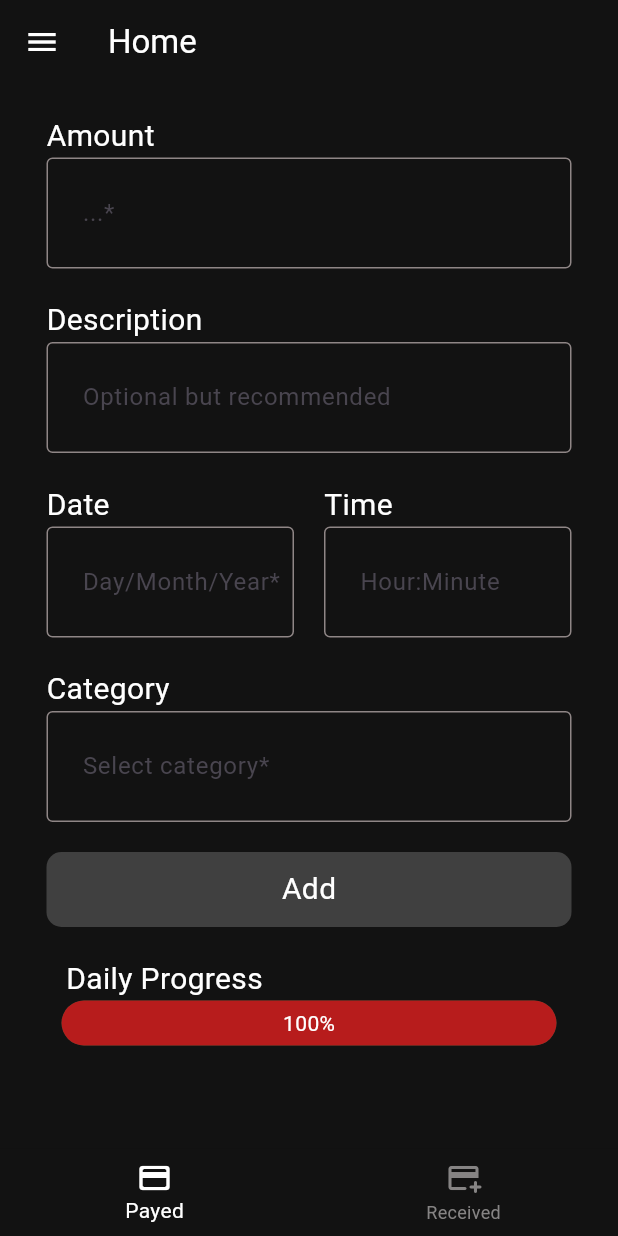
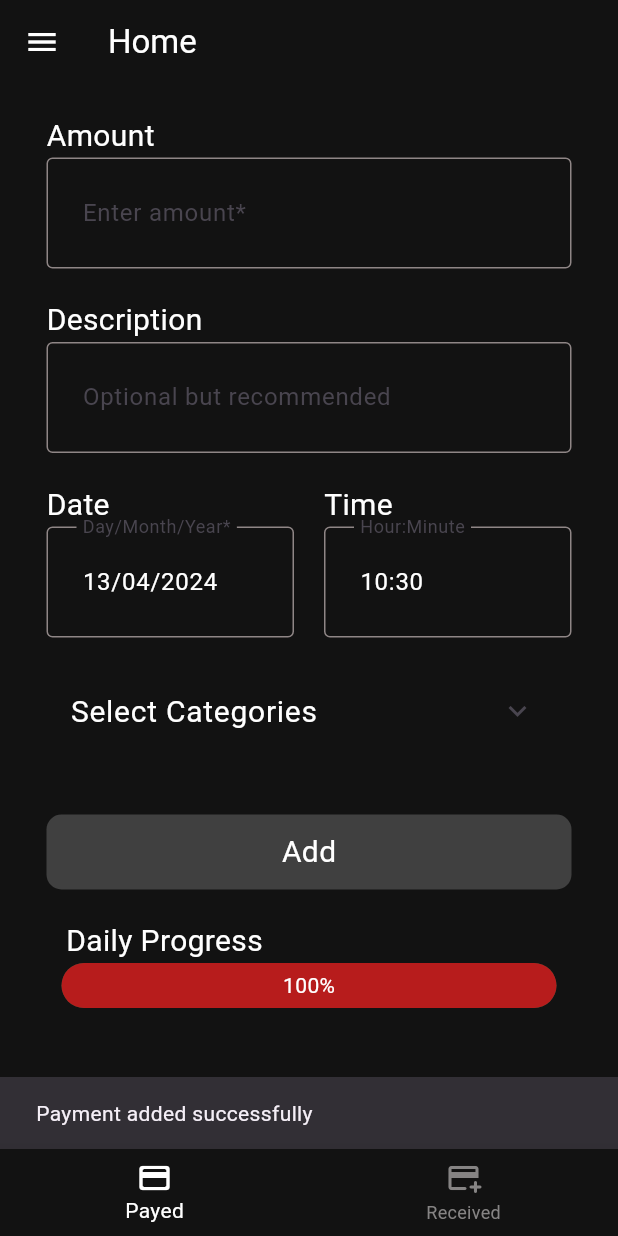
Before and after one commit to PioBasile/Lira, a Flutter app: the screen it shows once a user with an empty profile is signed in, after a tap on "Add", on a phone screen of 412 x 824 dp. Run offline on Flutter 3.47's test engine with Material 3 defaults, Android fonts, the phone set to English and light mode, and no system bars; drawn by our look-alikes of percent_indicator; our stand-ins replace cloud_firestore, firebase_auth, firebase_core, pie_chart, table_calendar; accounts and stored records are empty.

Commit message:
db start + changed a lot in payed page

```diff
--- a/lib/main.dart
+++ b/lib/main.dart
@@ -27,19 +27,25 @@ class MyApp extends StatelessWidget {
       home: const AuthGate(),
       routes: {
         '/home': (context) =>  const Home(),
+
         '/register': (context) => Register(
             onTap: () {
               Navigator.pushNamed(context, '/home');
             }
         ),
-        '/addpage': (context) => Payed(),
+
+        '/addpage': (context) => const Payed(),
+
         '/login': (context) => Login(
             onTap: () {
               Navigator.pushNamed(context, '/register');
             }
         ),
+
         '/calendar': (context) => const Calendar(),
+
         '/profile': (context) => const Profile(),
+
         '/graph': (context) => Graph(),
       },
     );
--- a/lib/pages/home.dart
+++ b/lib/pages/home.dart
@@ -14,7 +14,7 @@ class Home extends StatefulWidget {
 
 class _HomeState extends State<Home> {
   final List _pages = [
-    Payed(),
+    const Payed(),
     Received()
   ];
 
@@ -54,7 +54,6 @@ class _HomeState extends State<Home> {
               ),
             ),
             backgroundColor: const Color.fromARGB(255, 18, 18, 18),
-            elevation: 0,
             iconTheme: const IconThemeData(color: Colors.white),
           ),
 
--- a/lib/pages/payed.dart
+++ b/lib/pages/payed.dart
@@ -1,17 +1,82 @@
 import 'package:flutter/material.dart';
+// ignore: depend_on_referenced_packages
+import 'package:intl/intl.dart';
 import 'package:percent_indicator/linear_percent_indicator.dart';
 import 'package:test/components/buttonbox.dart';
 import 'package:test/components/inputbox.dart';
-import 'package:percent_indicator/percent_indicator.dart';
+import 'package:test/services/database/firestore.dart';
 
-class Payed extends StatelessWidget {
+class Payed extends StatefulWidget {
+  const Payed({super.key});
+
+  @override
+  State<Payed> createState() => _PayedState();
+}
+
+class _PayedState extends State<Payed> {
   final TextEditingController amountController = TextEditingController();
+
   final TextEditingController dateController = TextEditingController();
+
   final TextEditingController timeController = TextEditingController();
+
   final TextEditingController descriptionController = TextEditingController();
+
   final TextEditingController categoryController = TextEditingController();
 
-  Payed({super.key});
+  List<Map<String, dynamic>> categories = [
+    {'name': 'Home', 'isChecked': false},
+    {'name': 'Supermarket', 'isChecked': false},
+    {'name': 'Health', 'isChecked': false},
+    {'name': 'Education', 'isChecked': false},
+    {'name': 'Entertainment', 'isChecked': false},
+    {'name': 'Transport', 'isChecked': false},
+    {'name': 'Clothing', 'isChecked': false},
+    {'name': 'Restaurant', 'isChecked': false},
+  ];
+
+  void _addPayment(BuildContext context) async {
+    double amount = double.tryParse(amountController.text) ?? 0.0;
+
+    String description = descriptionController.text;
+
+    List<String> categories = [categoryController.text];
+
+    DateTime date = DateFormat('dd/MM/yyyy').parse(dateController.text);
+
+    TimeOfDay time = TimeOfDay(
+        hour: int.parse(timeController.text.split(':')[0]),
+        minute: int.parse(timeController.text.split(':')[1]));
+
+    DateTime dateTime =
+        DateTime(date.year, date.month, date.day, time.hour, time.minute);
+
+    FireStoreService service = FireStoreService();
+    await service.updateOrCreateTransaction(
+        amount, description, dateTime, categories, true);
+
+    // ignore: use_build_context_synchronously
+    ScaffoldMessenger.of(context).showSnackBar(
+        const SnackBar(content: Text('Payment added successfully')));
+  }
+
+  @override
+  void initState() {
+    super.initState();
+    // Initialise les contrôleurs avec la date et l'heure actuelles
+    dateController.text = DateFormat('dd/MM/yyyy').format(DateTime.now());
+    timeController.text = DateFormat('HH:mm').format(DateTime.now());
+  }
+
+  @override
+  void dispose() {
+    amountController.dispose();
+    dateController.dispose();
+    timeController.dispose();
+    descriptionController.dispose();
+    categoryController.dispose();
+    super.dispose();
+  }
 
   @override
   Widget build(BuildContext context) {
@@ -25,31 +90,22 @@ class Payed extends StatelessWidget {
             children: [
               const SizedBox(height: 20),
               const Text('Amount',
-                  style: TextStyle(
-                    color: Colors.white,
-                    fontSize: 20,
-                  )),
-
+                  style: TextStyle(color: Colors.white, fontSize: 20)),
               InputBox(
                   controller: amountController,
-                hintText: '...',
+                  hintText: 'Enter amount',
                   obscureText: false,
                   obligatory: true,
-                keyboardType: 'number',
-              ),
+                  keyboardType: "text"),
               const SizedBox(height: 20),
               const Text('Description',
-                  style: TextStyle(
-                    color: Colors.white,
-                    fontSize: 20,
-                  )),
+                  style: TextStyle(color: Colors.white, fontSize: 20)),
               InputBox(
                   controller: descriptionController,
                   hintText: 'Optional but recommended',
                   obscureText: false,
                   obligatory: false,
-                keyboardType: 'text',
-              ),
+                  keyboardType: "text"),
               const SizedBox(height: 20),
               Row(
                 children: [
@@ -91,33 +147,49 @@ class Payed extends StatelessWidget {
                 ],
               ),
               const SizedBox(height: 20),
-              const Text('Category',
-                  style: TextStyle(
-                    color: Colors.white,
-                    fontSize: 20,
-                  )),
-              InputBox(
-                controller: categoryController,
-                hintText: 'Select category',
-                obscureText: false,
-                obligatory: true,
+              ExpansionTile(
+              title: const Text('Select Categories', style: TextStyle(color: Colors.white, fontSize: 20)),
+              // ignore: sort_child_properties_last
+              children: [
+                ConstrainedBox(
+                  constraints: const BoxConstraints(
+                    maxHeight: 200, // Limit height for scrollable area
                   ),
+                  child: SingleChildScrollView(
+                    child: Column(
+                      children: categories.map((category) {
+                        return CheckboxListTile(
+                          title: Text(category['name'], style: const TextStyle(color: Colors.white)),
+                          checkColor: Colors.black,
+                          activeColor: Colors.white,
+                          value: category['isChecked'],
+                          onChanged: (bool? value) {
+                            setState(() {
+                              category['isChecked'] = value!;
+                            });
+                          },
+                        );
+                      }).toList(),
+                    ),
+                  ),
+                ),
+                ],
+              backgroundColor: const Color.fromARGB(255, 18, 18, 18),
+              iconColor: Colors.white,
+              textColor: Colors.white,
+            ),
+            const SizedBox(height: 20),
 
               const SizedBox(height: 20),
-
               Center(
-                child : ButtonBox(
-                text: "Add",
-                onTap: () {},
-                )
+                child:
+                    ButtonBox(text: "Add", onTap: () => _addPayment(context)),
               ),
-
               const SizedBox(height: 20),
               const Padding(
-                padding:  EdgeInsets.only(left: 13.0),
-                child:  Text('Daily Progress',
-                    style: TextStyle(color: Colors.white, fontSize: 20)),
-              ),
+                  padding: EdgeInsets.only(left: 13.0),
+                  child: Text('Daily Progress',
+                      style: TextStyle(color: Colors.white, fontSize: 20))),
               LinearPercentIndicator(
                 width: 350.0,
                 percent: 1.0,
@@ -129,9 +201,9 @@ class Payed extends StatelessWidget {
                 barRadius: const Radius.circular(15),
               )
             ],
+          )
         ),
-        ),
-      ),
+      )
     );
   }
 }
--- /dev/null
+++ b/lib/services/database/firestore.dart
@@ -0,0 +1,33 @@
+import 'package:cloud_firestore/cloud_firestore.dart';
+import 'package:firebase_auth/firebase_auth.dart';
+import 'package:test/services/auth/auth_service.dart';
+
+class FireStoreService {
+  final FirebaseFirestore _firestore = FirebaseFirestore.instance;
+
+  // Get the current user
+  User? user = AuthService().getCurrentUser();
+
+  // Method to update or create a user's transaction
+  Future<void> updateOrCreateTransaction(double amount, String description, DateTime timestamp, List<String> categories, bool isPayment) async {
+    // Get a reference to the user's document in a 'users' collection
+    DocumentReference userDoc = _firestore.collection('users').doc(user?.uid);
+
+    // Try to get the user document
+    DocumentSnapshot snapshot = await userDoc.get();
+
+    // Check if the document exists
+    if (snapshot.exists) {
+      // Document exists, update the current amount
+      await userDoc.update({
+        'transactions': FieldValue.arrayUnion([{
+          'amount': isPayment ? -amount : amount,
+          'description': description,
+          'timestamp': timestamp,
+          'categories': categories,
+          'type': isPayment ? 'payment' : 'receipt'
+        }])
+      });
+    }
+  }
+}
--- a/pubspec.yaml
+++ b/pubspec.yaml
@@ -40,6 +40,8 @@ dependencies:
   cupertino_icons: ^1.0.6
   firebase_core: ^2.29.0
   firebase_auth: ^4.19.1
+  cloud_firestore: ^4.16.1
+
 
 dev_dependencies:
   flutter_test:
```
Also changed, not shown: pubspec.lock, 5 other files. Lines whose indentation alone changed are shown as unchanged.
